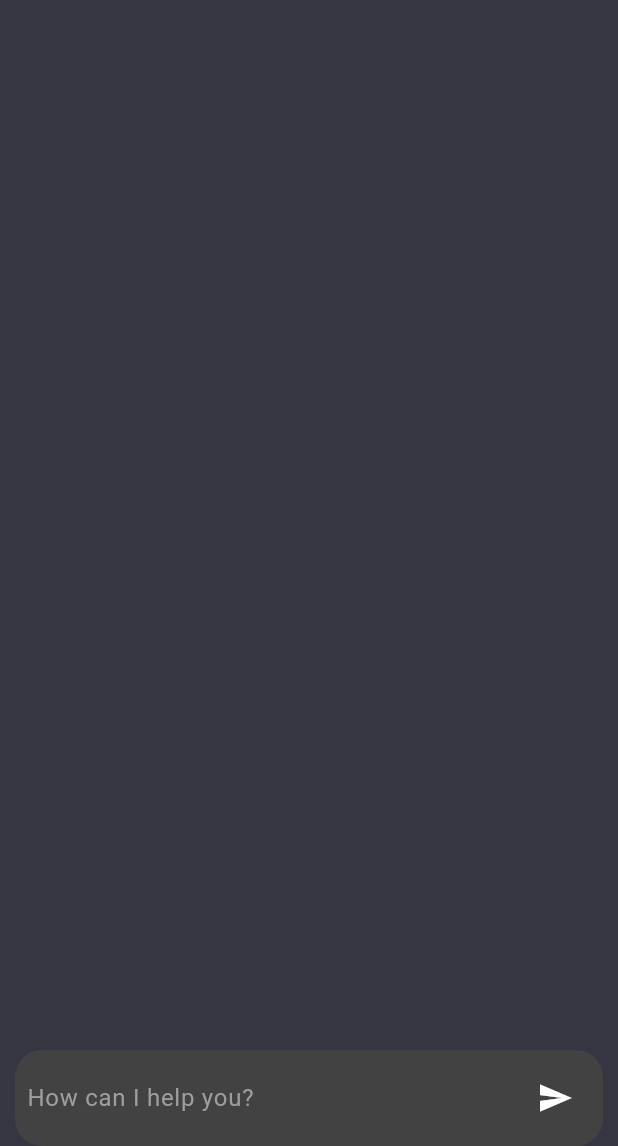
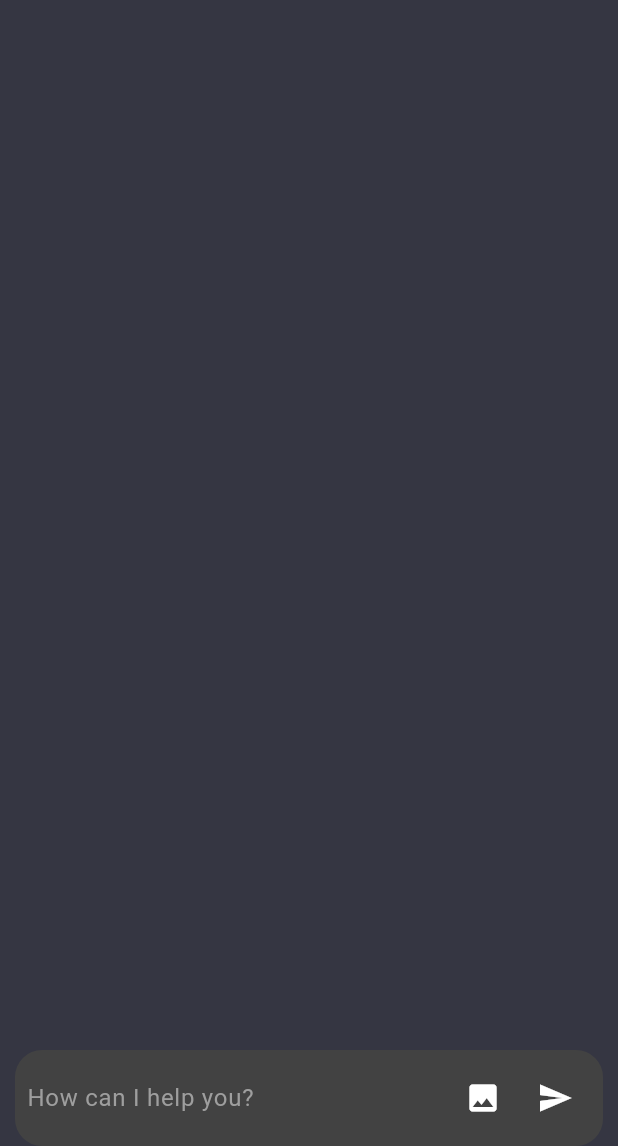
Before and after one commit to hariysu/gpt-chatbot-fl, a Flutter app: the ChatScreen screen opened by its route, on a phone screen of 412 x 824 dp, the part 90-1236 px from its top. Run offline on Flutter 3.47's test engine with Material 2 defaults, Android fonts, the phone set to English and light mode, and no system bars; our stand-ins replace animated_text_kit, bubble, flutter_spinkit, image_picker, loading_animation_widget.

Commit message:
Add a button to chat_screen to select an image from gallery using image_picker

```diff
--- a/lib/screens/chat_screen.dart
+++ b/lib/screens/chat_screen.dart
@@ -5,6 +5,7 @@ import 'package:gpt_chatbot/constants/const.dart';
 import 'package:gpt_chatbot/providers/chat_provider.dart';
 import 'package:gpt_chatbot/services/services.dart';
 import 'package:gpt_chatbot/widgets/chat_widget.dart';
+import 'package:image_picker/image_picker.dart';
 import 'package:loading_animation_widget/loading_animation_widget.dart';
 import 'package:provider/provider.dart';
 
@@ -121,6 +122,19 @@ class _ChatScreenState extends State<ChatScreen> {
                       ),
                       IconButton(
                         onPressed: () async {
+                          final XFile? image = await ImagePicker()
+                              .pickImage(source: ImageSource.gallery);
+                          if (image != null) {
+                            print("sample");
+                          }
+                        },
+                        icon: const Icon(
+                          Icons.image,
+                          color: Colors.white,
+                        ),
+                      ),
+                      IconButton(
+                        onPressed: () async {
                           await sendMessageFCT(
                               modelsProvider: modelsProvider,
                               chatProvider: chatProvider);
@@ -129,7 +143,7 @@ class _ChatScreenState extends State<ChatScreen> {
                           Icons.send,
                           color: Colors.white,
                         ),
-                      )
+                      ),
                     ],
                   ),
                 ),
--- a/pubspec.yaml
+++ b/pubspec.yaml
@@ -41,6 +41,7 @@ dependencies:
   animated_text_kit: ^4.2.2
   loading_animation_widget: ^1.2.1
   bubble: ^1.2.1
+  image_picker: ^1.0.4
 
 
 dev_dependencies:
```
Also changed, not shown: pubspec.lock, 3 other files.
